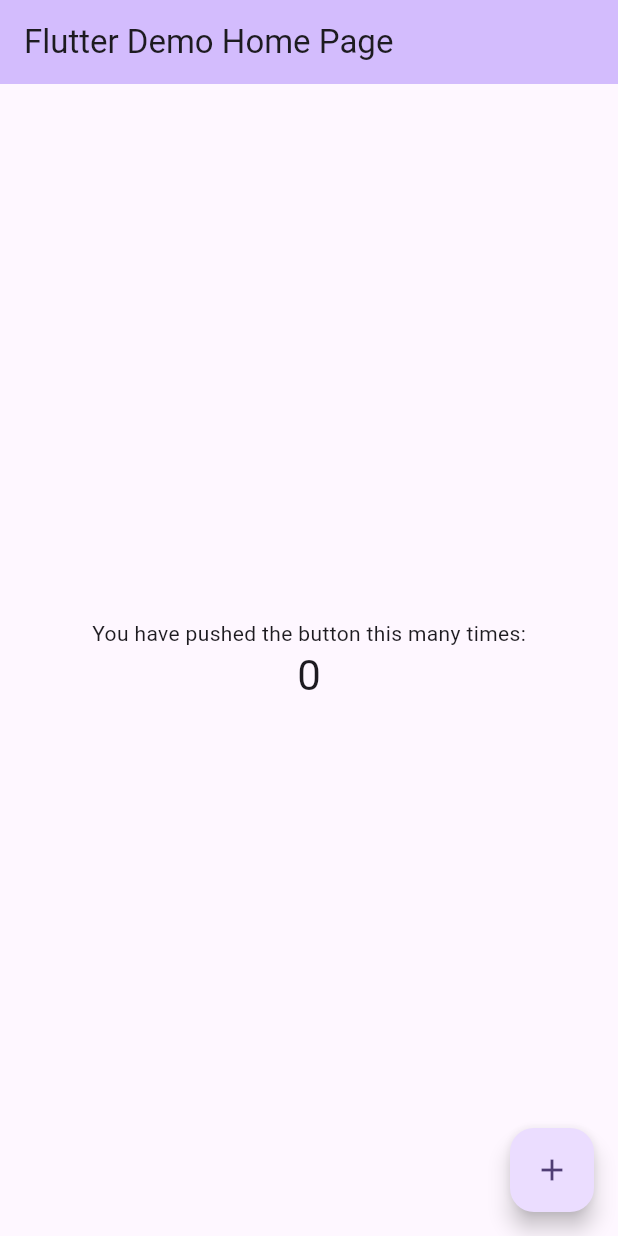
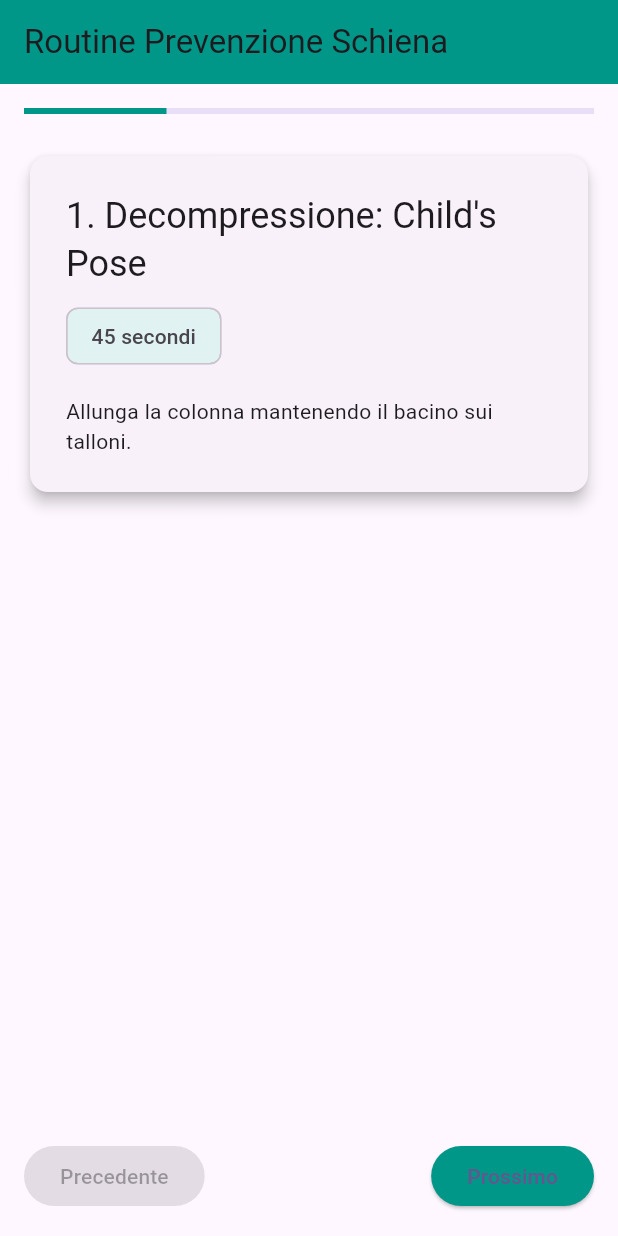
Before and after one commit to Jerryglo-66/protezione-e-prevenzione, a Flutter app: the screen it shows after launch, on a phone screen of 412 x 824 dp. Run offline on Flutter 3.47's test engine with Material 3 defaults, Android fonts, the phone set to English and light mode, and no system bars.

Commit message:
Primo commit - routine prevenzione schiena

```diff
--- a/lib/main.dart
+++ b/lib/main.dart
@@ -1,4 +1,6 @@
 import 'package:flutter/material.dart';
+
+import 'prevention_routine_screen.dart';
 
 void main() {
   runApp(const MyApp());
@@ -30,7 +32,7 @@
         // tested with just a hot reload.
         colorScheme: .fromSeed(seedColor: Colors.deepPurple),
       ),
-      home: const MyHomePage(title: 'Flutter Demo Home Page'),
+      home: const PreventionRoutineScreen(),
     );
   }
 }
--- /dev/null
+++ b/lib/prevention_routine_screen.dart
@@ -0,0 +1,106 @@
+import 'package:flutter/material.dart';
+
+class PreventionRoutineScreen extends StatefulWidget {
+  const PreventionRoutineScreen({super.key});
+
+  @override
+  State<PreventionRoutineScreen> createState() => _PreventionRoutineScreenState();
+}
+
+class _PreventionRoutineScreenState extends State<PreventionRoutineScreen> {
+  int _currentStep = 0;
+
+  final List<Map<String, String>> _preventionSteps = [
+    {
+      'title': '1. Decompressione: Child\'s Pose',
+      'duration': '45 secondi',
+      'desc': 'Allunga la colonna mantenendo il bacino sui talloni.',
+    },
+    {
+      'title': '2. Mobilità: Gatto-Cammello',
+      'duration': '10 ripetizioni',
+      'desc': 'Mobilizza la schiena in coordinazione con la respirazione.',
+    },
+    {
+      'title': '3. Stabilità: Bird Dog',
+      'duration': '10 per lato',
+      'desc': 'Mantieni l\'addome attivo e il bacino allineato.',
+    },
+    {
+      'title': '4. Rinforzo: Ponte Glutei',
+      'duration': '12 ripetizioni',
+      'desc': 'Spingi sui talloni ed attiva la catena posteriore.',
+    },
+  ];
+
+  @override
+  Widget build(BuildContext context) {
+    return Scaffold(
+      appBar: AppBar(
+        title: const Text('Routine Prevenzione Schiena'),
+        backgroundColor: Colors.teal,
+      ),
+      body: Padding(
+        padding: const EdgeInsets.all(16.0),
+        child: Column(
+          children: [
+            LinearProgressIndicator(
+              value: (_currentStep + 1) / _preventionSteps.length,
+              color: Colors.teal,
+            ),
+            const SizedBox(height: 24),
+            Card(
+              elevation: 4,
+              child: Padding(
+                padding: const EdgeInsets.all(24.0),
+                child: Column(
+                  crossAxisAlignment: CrossAxisAlignment.start,
+                  children: [
+                    Text(
+                      _preventionSteps[_currentStep]['title']!,
+                      style: Theme.of(context).textTheme.headlineSmall,
+                    ),
+                    const SizedBox(height: 8),
+                    Chip(
+                      label: Text(_preventionSteps[_currentStep]['duration']!),
+                      backgroundColor: Colors.teal.shade50,
+                    ),
+                    const SizedBox(height: 16),
+                    Text(_preventionSteps[_currentStep]['desc']!),
+                  ],
+                ),
+              ),
+            ),
+            const Spacer(),
+            Row(
+              mainAxisAlignment: MainAxisAlignment.spaceBetween,
+              children: [
+                ElevatedButton(
+                  onPressed: _currentStep > 0
+                      ? () => setState(() => _currentStep--)
+                      : null,
+                  child: const Text('Precedente'),
+                ),
+                ElevatedButton(
+                  style: ElevatedButton.styleFrom(backgroundColor: Colors.teal),
+                  onPressed: _currentStep < _preventionSteps.length - 1
+                      ? () => setState(() => _currentStep++)
+                      : () {
+                          ScaffoldMessenger.of(context).showSnackBar(
+                            const SnackBar(content: Text('Routine completata!')),
+                          );
+                        },
+                  child: Text(
+                    _currentStep == _preventionSteps.length - 1
+                        ? 'Concludi'
+                        : 'Prossimo',
+                  ),
+                ),
+              ],
+            ),
+          ],
+        ),
+      ),
+    );
+  }
+}
```
Also changed, not shown: 1 other file.
